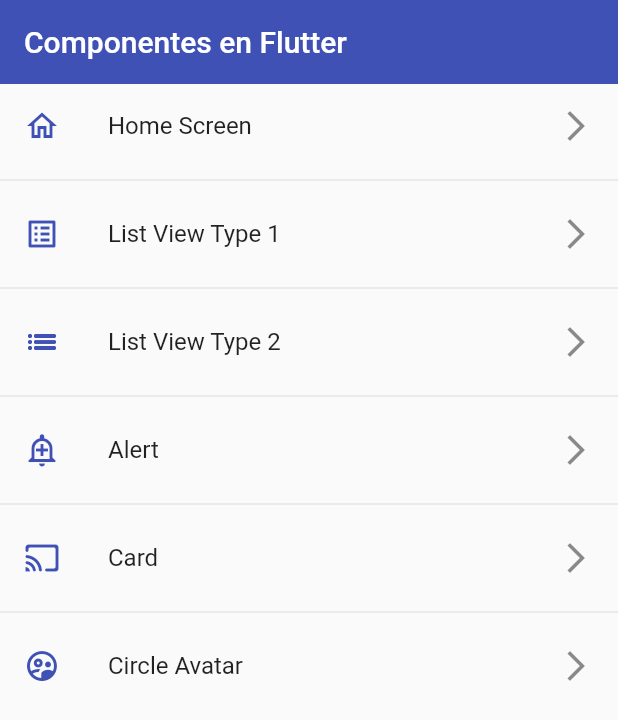
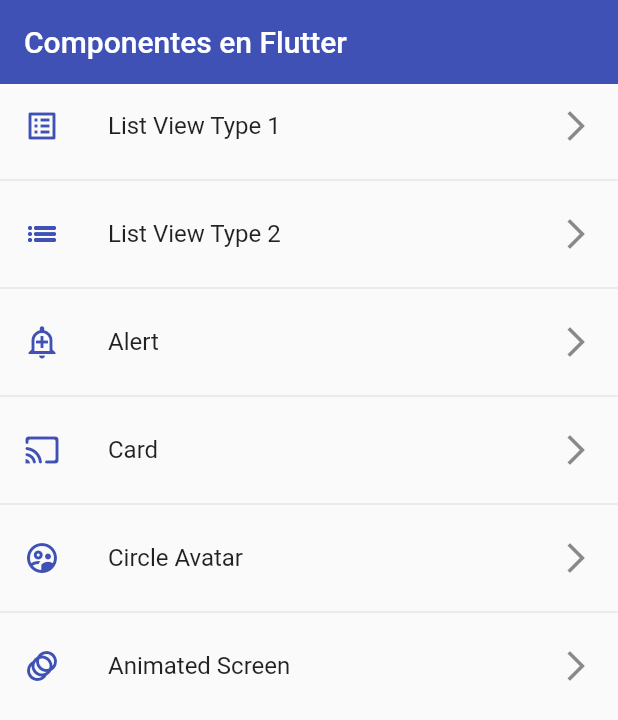
Before and after one commit to dicapisar/flutter-components, a Flutter app: the screen it shows after launch, on a phone screen of 412 x 824 dp. Shown: the top 720 px of the screen. Run offline on Flutter 3.47's test engine with Material 2 defaults, Android fonts, the phone set to English and light mode, and no system bars.

Commit message:
Creación modulo animación

```diff
--- a/lib/router/app_routes.dart
+++ b/lib/router/app_routes.dart
@@ -8,11 +8,11 @@ class AppRoutes {
 
   static final menuOption = <MenuOption>[
     // Todo: borrar home
-    MenuOption(
-        route: 'home',
-        name: 'Home Screen',
-        screen: const HomeScreen(),
-        icon: Icons.home_outlined),
+    // MenuOption(
+    //     route: 'home',
+    //     name: 'Home Screen',
+    //     screen: const HomeScreen(),
+    //     icon: Icons.home_outlined),
     MenuOption(
         route: 'listview1',
         name: 'List View Type 1',
@@ -38,10 +38,17 @@ class AppRoutes {
         name: 'Circle Avatar',
         screen: const AvatarScreen(),
         icon: Icons.supervised_user_circle_outlined),
+    MenuOption(
+        route: 'animated',
+        name: 'Animated Screen',
+        screen: const AnimatedScreen(),
+        icon: Icons.animation_outlined),
   ];
 
   static Map<String, Widget Function(BuildContext)> getAppRutes() {
     Map<String, Widget Function(BuildContext)> appRutes = {};
+
+    appRutes.addAll({'home': (BuildContext context) => const HomeScreen()});
 
     for (final option in menuOption) {
       appRutes.addAll({option.route: (BuildContext context) => option.screen});
--- a/lib/screens/screens.dart
+++ b/lib/screens/screens.dart
@@ -4,3 +4,4 @@ export 'package:flutter_components/screens/listview1_screen.dart';
 export 'package:flutter_components/screens/listview2_screen.dart';
 export 'package:flutter_components/screens/home_screen.dart';
 export 'package:flutter_components/screens/avatar_screen.dart';
+export 'package:flutter_components/screens/animated_screen.dart';
```
Also changed, not shown: lib/screens/animated_screen.dart (added, +56 -0 lines).
